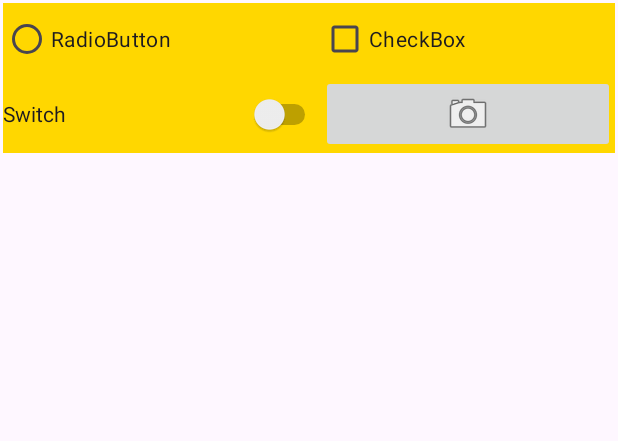
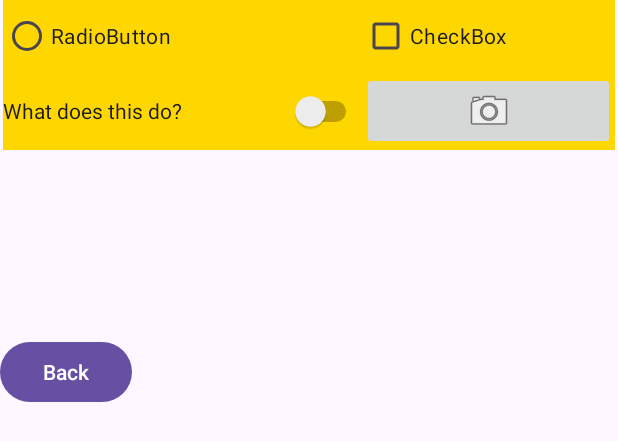
Before and after one commit to arrya13n/CP670, an Android app: the layout activity_list_items.xml on its own in the app's theme, with its tools: preview values and no code run, on a phone screen of 412 x 824 dp. Shown: the top 441 px of the screen. Run offline under Robolectric (Android 15) with nearby library versions, the phone set to English and light mode, and no system bars.

Commit message:
Added 3 activities for part 2

```diff
--- a/app/src/main/res/layout/activity_list_items.xml
+++ b/app/src/main/res/layout/activity_list_items.xml
@@ -1,43 +1,62 @@
 <?xml version="1.0" encoding="utf-8"?>
-<GridLayout xmlns:android="http://schemas.android.com/apk/res/android"
+<androidx.constraintlayout.widget.ConstraintLayout xmlns:android="http://schemas.android.com/apk/res/android"
     xmlns:app="http://schemas.android.com/apk/res-auto"
     xmlns:tools="http://schemas.android.com/tools"
+    android:layout_width="match_parent"
+    android:layout_height="match_parent"
+    tools:context=".ListItemsActivity">
+
+    <GridLayout
+        android:id="@+id/gridLayout2"
         android:layout_width="match_parent"
         android:layout_height="wrap_content"
         android:layout_margin="2dp"
         android:background="@color/gold"
         android:columnCount="2"
-    android:rowCount="2">
+        android:rowCount="2"
+        tools:layout_editor_absoluteX="2dp">
 
 
         <RadioButton
             android:id="@+id/radioButton"
             android:layout_width="wrap_content"
             android:layout_height="wrap_content"
-        android:text="RadioButton"
-        android:layout_columnWeight="1"></RadioButton>
+            android:layout_columnWeight="1"
+            android:text="RadioButton"></RadioButton>
 
         <CheckBox
             android:id="@+id/checkBox"
             android:layout_width="wrap_content"
             android:layout_height="wrap_content"
-        android:text="CheckBox"
             android:layout_columnWeight="1"
-        android:layout_gravity="fill"/>
+            android:layout_gravity="fill"
+            android:text="CheckBox" />
 
         <Switch
             android:id="@+id/switch1"
             android:layout_width="wrap_content"
             android:layout_height="wrap_content"
-        android:text="Switch"
             android:layout_columnWeight="1"
-        android:layout_gravity="fill"/>
+            android:layout_gravity="fill"
+            android:text="What does this do?" />
 
         <ImageButton
             android:id="@+id/imageButton"
             android:layout_width="wrap_content"
             android:layout_height="wrap_content"
-        app:srcCompat="@android:drawable/ic_menu_camera"
             android:layout_columnWeight="1"
-        android:layout_gravity="fill"/>
+            android:layout_gravity="fill"
+            app:srcCompat="@android:drawable/ic_menu_camera" />
+
     </GridLayout>
+
+    <Button
+        android:id="@+id/button12"
+        android:layout_width="wrap_content"
+        android:layout_height="wrap_content"
+        android:layout_marginTop="124dp"
+        android:text="@string/backbutton"
+        app:layout_constraintTop_toBottomOf="@+id/gridLayout2"
+        tools:layout_editor_absoluteX="16dp" />
+
+</androidx.constraintlayout.widget.ConstraintLayout>
--- a/app/src/main/res/layout/activity_login.xml
+++ b/app/src/main/res/layout/activity_login.xml
@@ -34,5 +34,11 @@
         android:inputType="textPassword"
         android:text="" />
 
+    <Button
+        android:id="@+id/button3"
+        android:layout_width="wrap_content"
+        android:layout_height="wrap_content"
+        android:text="@string/backbutton" />
+
 
 </LinearLayout>
--- a/app/src/main/res/values/strings.xml
+++ b/app/src/main/res/values/strings.xml
@@ -4,4 +4,5 @@
     <string name="ButtonText" translatable="false">I\'m a button!</string>
     <string name="LG">Login</string>
     <string name="pass">Password</string>
+    <string name="backbutton" translatable="false"> Back</string>
 </resources>
```
Also changed, not shown: app/src/main/AndroidManifest.xml (+9 -6 lines), app/src/main/java/com/example/androidassignments/ListItemsActivity.java (+18 -2 lines), app/src/main/java/com/example/androidassignments/LoginActivity.java (+18 -0 lines), app/src/main/java/com/example/androidassignments/MainActivity.java (+27 -1 lines), app/src/main/res/layout/activity_main.xml (+11 -1 lines), 1 other file. Lines whose indentation alone changed are shown as unchanged.
